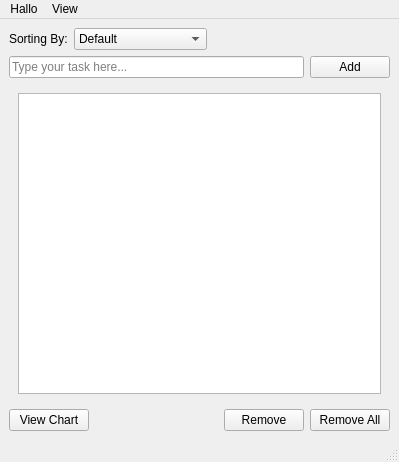
This is mainwindow.ui in kevinlafreniere/cse165-todolist as Qt 5 draws it before an edit. The edited form follows.
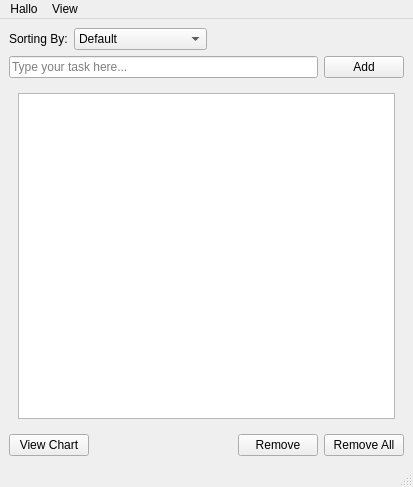
This is the edited form.

The edit to the form file:
```diff
--- a/mainwindow.ui
+++ b/mainwindow.ui
@@ -6,8 +6,8 @@
    <rect>
     <x>0</x>
     <y>0</y>
-    <width>399</width>
-    <height>462</height>
+    <width>413</width>
+    <height>487</height>
    </rect>
   </property>
   <property name="windowTitle">
@@ -155,7 +155,7 @@
     <rect>
      <x>0</x>
      <y>0</y>
-     <width>399</width>
+     <width>413</width>
      <height>22</height>
     </rect>
    </property>
```
